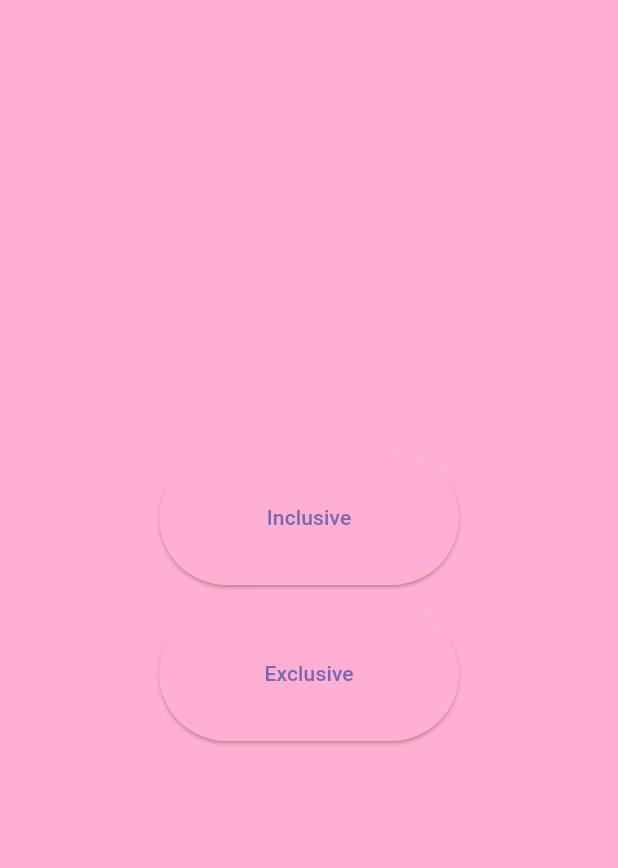
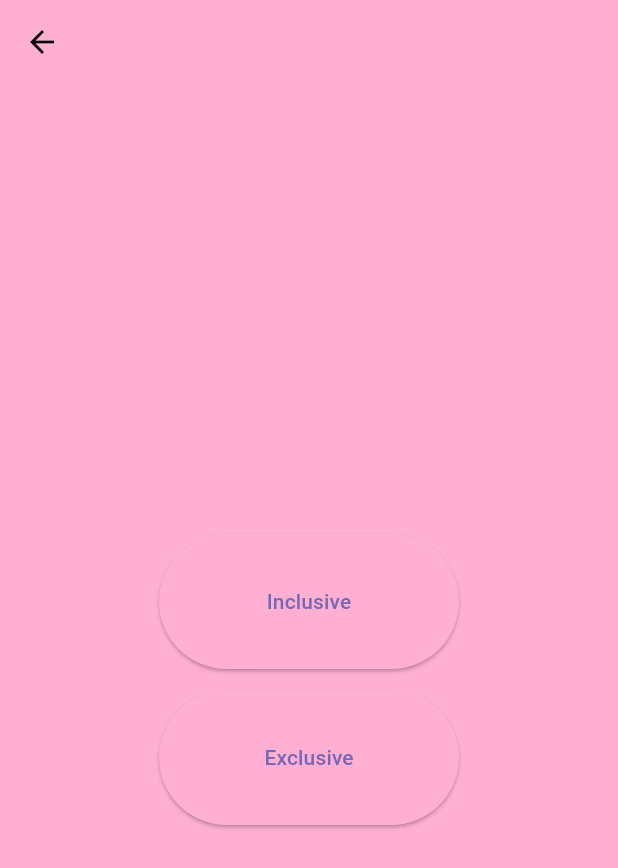
Before and after one commit to Kwasi48/vat_calculator, a Flutter app: the standardScreen screen opened directly, on a phone screen of 412 x 824 dp. Shown: the top 868 px of the screen. Run offline on Flutter 3.47's test engine with Material 3 defaults, Android fonts, the phone set to English and light mode, and no system bars.

Commit message:
stateful widgets provide automatic back routing hmmm

```diff
--- a/lib/views/stanrate.dart
+++ b/lib/views/stanrate.dart
@@ -14,6 +14,9 @@ class _standardScreenState extends State<standardScreen> {
   @override
   Widget build(BuildContext context) {
     return Scaffold(
+      appBar: AppBar(
+
+      ),
       body: SingleChildScrollView(
         child: Center(
           child: Column(
@@ -50,4 +53,6 @@ class _standardScreenState extends State<standardScreen> {
       child: Text(text),
     );
   }
+
+
 }
```
Also changed, not shown: lib/views/flatrate.dart (+6 -1 lines).
